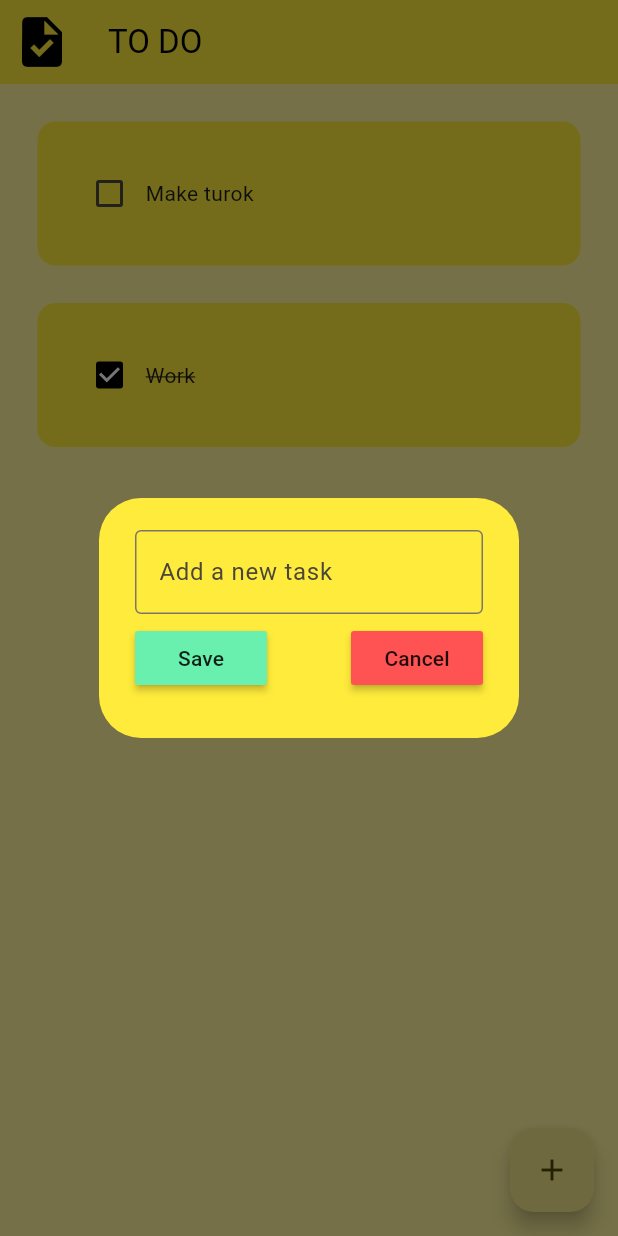
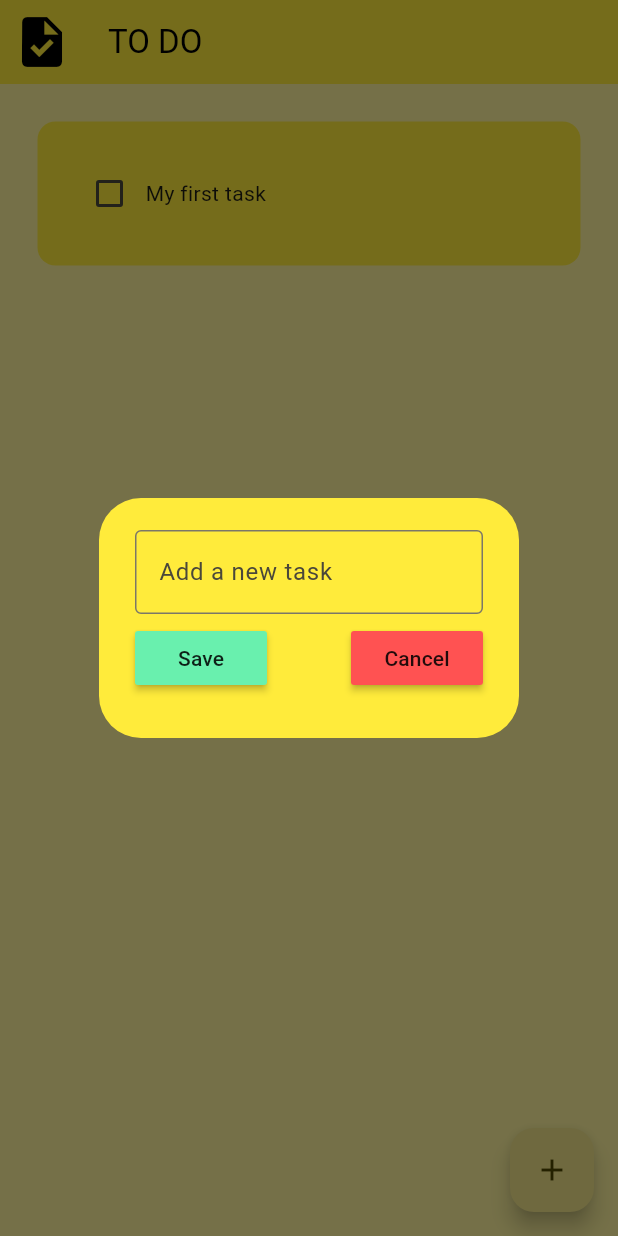
Before and after one commit to r3asonwhy/flutter-sandbox, a Flutter app: the screen it shows after launch, after a tap on the "add" icon, on a phone screen of 412 x 824 dp. Run offline on Flutter 3.47's test engine with Material 3 defaults, Android fonts, the phone set to English and light mode, and no system bars; drawn by our look-alikes of flutter_slidable; our stand-ins replace hive_flutter; accounts and stored records are empty.

Commit message:
[FEAT002] Added ability to delete tasks, connected local storage

```diff
--- /dev/null
+++ b/lib/data/database.dart
@@ -0,0 +1,20 @@
+import 'package:hive_flutter/hive_flutter.dart';
+
+class TodoDataBase {
+  List toDoList = [];
+  final _myBox = Hive.box('mybox');
+
+  void createInitialData() {
+    toDoList = [
+      ["My first task", false]
+    ];
+  }
+
+  void loadData() {
+    toDoList = _myBox.get('TODOLIST');
+  }
+
+  void updateDataBase() {
+    _myBox.put('TODOLIST', toDoList);
+  }
+}
--- a/lib/main.dart
+++ b/lib/main.dart
@@ -1,7 +1,12 @@
 import 'package:flutter/material.dart';
+import 'package:hive_flutter/hive_flutter.dart';
 import 'package:myapp/pages/home_page.dart';
 
-void main() {
+Future<void> main() async {
+  await Hive.initFlutter();
+
+  var box = await Hive.openBox("mybox");
+
   runApp(const MyApp());
 }
 
--- a/lib/pages/home_page.dart
+++ b/lib/pages/home_page.dart
@@ -1,4 +1,6 @@
 import 'package:flutter/material.dart';
+import 'package:hive_flutter/hive_flutter.dart';
+import 'package:myapp/data/database.dart';
 import 'package:myapp/util/dialog_box.dart';
 import 'package:myapp/util/todo_tile.dart';
 
@@ -11,16 +13,26 @@ class HomePage extends StatefulWidget {
 
 class _HomePageState extends State<HomePage> {
   final _controller = TextEditingController();
+  final _myBox = Hive.box('mybox');
 
-  List toDoList = [
-    ["Make turok", false],
-    ["Work", true],
-  ];
+  TodoDataBase db = TodoDataBase();
+
+  @override
+  void initState() {
+    if (_myBox.get('TODOLIST') == null) {
+      db.createInitialData();
+    } else {
+      db.loadData();
+    }
+
+    super.initState();
+  }
 
   void checkboxChanged(bool value, int index) {
     setState(() {
-      toDoList[index][1] = !toDoList[index][1];
+      db.toDoList[index][1] = !db.toDoList[index][1];
     });
+    db.updateDataBase();
   }
 
   void saveNewTask() {
@@ -29,11 +41,12 @@ class _HomePageState extends State<HomePage> {
     }
 
     setState(() {
-      toDoList.add([_controller.text, false]);
+      db.toDoList.add([_controller.text, false]);
       _controller.clear();
     });
 
     Navigator.of(context).pop();
+    db.updateDataBase();
   }
 
   void cancelTask() {
@@ -57,6 +70,13 @@ class _HomePageState extends State<HomePage> {
     );
   }
 
+  void deleteTask(int index) {
+    setState(() {
+      db.toDoList.removeAt(index);
+    });
+    db.updateDataBase();
+  }
+
   @override
   Widget build(BuildContext context) {
     return Scaffold(
@@ -68,12 +88,13 @@ class _HomePageState extends State<HomePage> {
         child: Icon(Icons.add),
       ),
       body: ListView.builder(
-        itemCount: toDoList.length,
+        itemCount: db.toDoList.length,
         itemBuilder: (context, index) {
           return TodoTile(
-            taskName: toDoList[index][0],
-            taskCompleted: toDoList[index][1],
+            taskName: db.toDoList[index][0],
+            taskCompleted: db.toDoList[index][1],
             onChanged: (value) => checkboxChanged(value!, index),
+            onDelete: (context) => deleteTask(index),
           );
         },
       ),
--- a/lib/util/todo_tile.dart
+++ b/lib/util/todo_tile.dart
@@ -1,21 +1,36 @@
 import 'package:flutter/material.dart';
+import 'package:flutter_slidable/flutter_slidable.dart';
 
 class TodoTile extends StatelessWidget {
   String taskName = "";
   bool taskCompleted = false;
   Function(bool?)? onChanged;
+  Function(BuildContext?)? onDelete;
 
   TodoTile({
     super.key,
     required this.taskName,
     required this.taskCompleted,
     required this.onChanged,
+    required this.onDelete
   });
 
   @override
   Widget build(BuildContext context) {
     return Padding(
       padding: const EdgeInsets.only(left: 25, right: 25, top: 25),
+      child: Slidable(
+        endActionPane: ActionPane(
+          motion: StretchMotion(),
+          children: [
+            SlidableAction(
+              onPressed: onDelete,
+              icon: Icons.delete,
+              backgroundColor: Colors.red.shade300,
+              borderRadius: BorderRadius.circular(12),
+            ),
+          ],
+        ),
         child: Container(
           padding: EdgeInsets.all(24),
           decoration: BoxDecoration(
@@ -40,6 +55,7 @@ class TodoTile extends StatelessWidget {
             ],
           ),
         ),
+      ),
     );
   }
 }
```
Also changed, not shown: pubspec.yaml (+7 -0 lines), pubspec.lock. Lines whose indentation alone changed are shown as unchanged.
